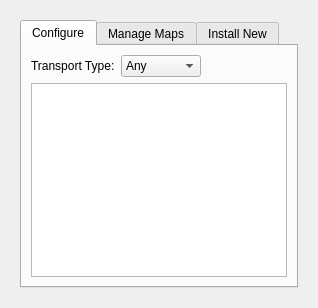
centic9/marble-qt4-ppa, file src/plugins/runner/monav/MonavConfigWidget.ui: the form before one commit.
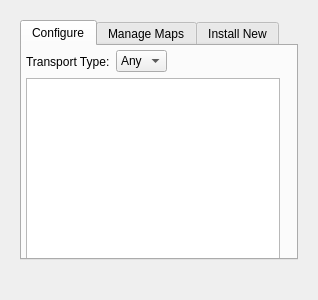
The form after the commit.

Diff of the .ui file:
```diff
--- a/src/plugins/runner/monav/MonavConfigWidget.ui
+++ b/src/plugins/runner/monav/MonavConfigWidget.ui
@@ -19,15 +19,15 @@
   <property name="windowTitle">
    <string>Monav Configuration</string>
   </property>
-  <layout class="QGridLayout" name="gridLayout_4">
-   <item row="0" column="0">
+  <layout class="QVBoxLayout" name="verticalLayout">
+   <item>
     <widget class="QStackedWidget" name="m_stackedWidget">
      <property name="currentIndex">
       <number>0</number>
      </property>
      <widget class="QWidget" name="m_settingsPage">
-      <layout class="QGridLayout" name="gridLayout_2">
-       <item row="0" column="0">
+      <layout class="QVBoxLayout" name="verticalLayout_2">
+       <item>
         <widget class="QTabWidget" name="monavTabWidget">
          <property name="currentIndex">
           <number>0</number>
@@ -42,16 +42,28 @@
           <attribute name="title">
            <string>Configure</string>
           </attribute>
-          <layout class="QGridLayout" name="gridLayout">
-           <item row="0" column="0">
             <widget class="QLabel" name="label_2">
+           <property name="geometry">
+            <rect>
+             <x>4</x>
+             <y>4</y>
+             <width>86</width>
+             <height>24</height>
+            </rect>
+           </property>
              <property name="text">
               <string>Transport Type:</string>
              </property>
             </widget>
-           </item>
-           <item row="0" column="1">
             <widget class="QComboBox" name="m_transportTypeComboBox">
+           <property name="geometry">
+            <rect>
+             <x>94</x>
+             <y>4</y>
+             <width>57</width>
+             <height>24</height>
+            </rect>
+           </property>
              <property name="sizeAdjustPolicy">
               <enum>QComboBox::AdjustToContents</enum>
              </property>
@@ -61,9 +73,15 @@
               </property>
              </item>
             </widget>
-           </item>
-           <item row="1" column="0" colspan="3">
             <widget class="QTableView" name="m_configureMapsListView">
+           <property name="geometry">
+            <rect>
+             <x>4</x>
+             <y>32</y>
+             <width>254</width>
+             <height>195</height>
+            </rect>
+           </property>
              <property name="sizePolicy">
               <sizepolicy hsizetype="MinimumExpanding" vsizetype="MinimumExpanding">
                <horstretch>0</horstretch>
@@ -89,8 +107,6 @@
               <bool>false</bool>
              </attribute>
             </widget>
-           </item>
-          </layout>
          </widget>
          <widget class="QWidget" name="tab_3">
           <property name="sizePolicy">
@@ -194,6 +210,13 @@
          </widget>
         </widget>
        </item>
+       <item>
+        <widget class="QLabel" name="m_statusLabel">
+         <property name="text">
+          <string/>
+         </property>
+        </widget>
+       </item>
       </layout>
      </widget>
      <widget class="QWidget" name="m_progressPage">
```
Lines whose indentation alone changed are shown as unchanged.
